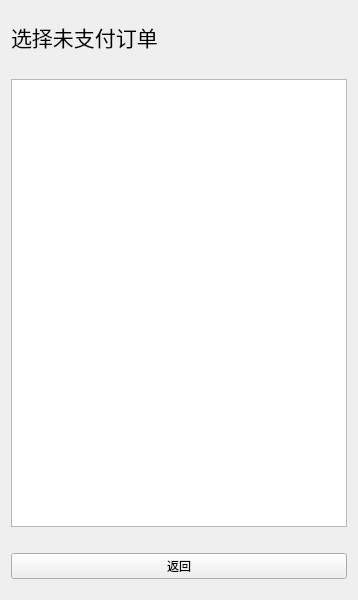
This is expresspay.ui in sg-first/Express-System as Qt 5 draws it before an edit. The edited form follows.
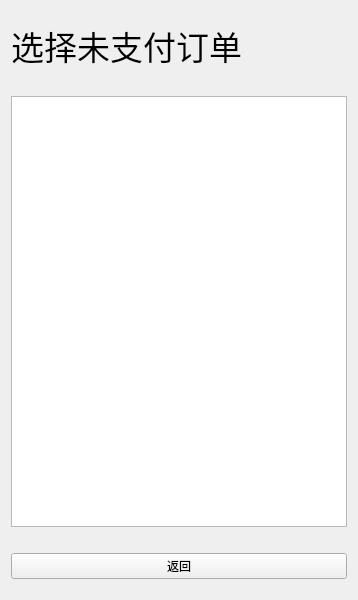
This is the edited form.

Diff of the .ui file:
```diff
--- a/expresspay.ui
+++ b/expresspay.ui
@@ -41,7 +41,7 @@
      <property name="font">
       <font>
        <family>Arial</family>
-       <pointsize>16</pointsize>
+       <pointsize>25</pointsize>
       </font>
      </property>
      <property name="text">
```
